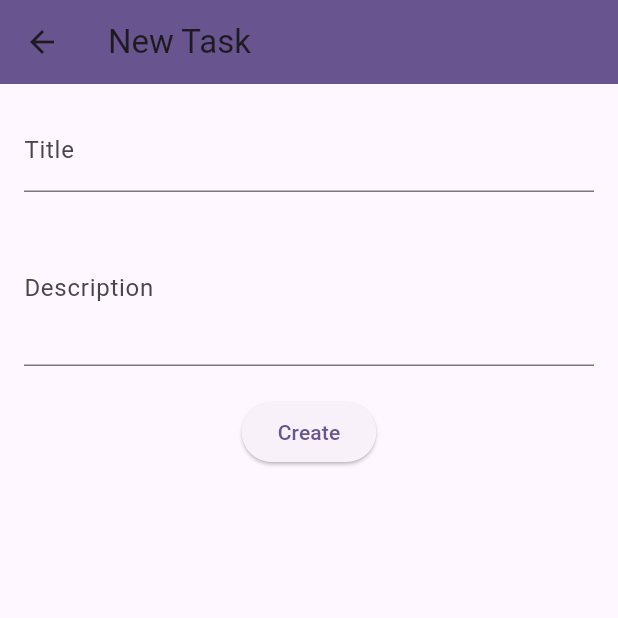
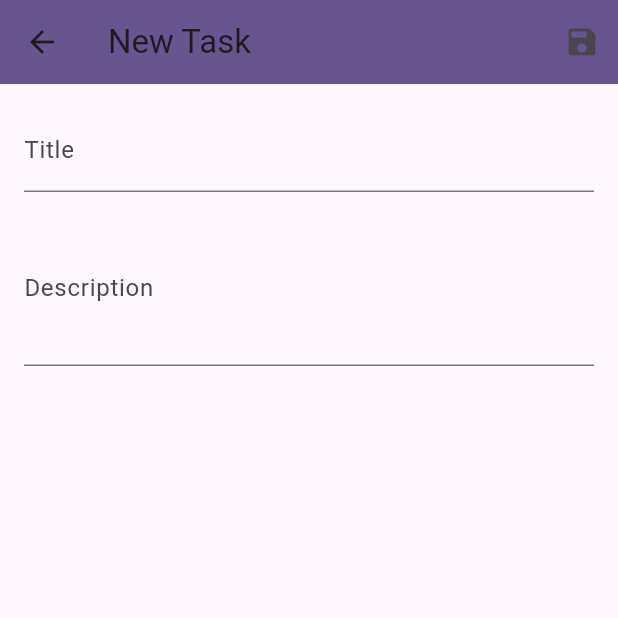
Before and after one commit to PneumaCore/FlutterTask, a Flutter app: the TaskFormScreen screen opened directly, on a phone screen of 412 x 824 dp, the top half of it. Run offline on Flutter 3.47's test engine with Material 3 defaults, Android fonts, the phone set to English and light mode, and no system bars.

Commit message:
Changed buttons for save or edit tasks.

```diff
--- a/lib/screens/home_screen.dart
+++ b/lib/screens/home_screen.dart
@@ -33,7 +33,7 @@ class HomeScreen extends StatelessWidget {
 
                     ScaffoldMessenger.of(context).showSnackBar(
                       SnackBar(
-                        content: Text('Task "${task.title}" deleted'),
+                        content: Text('Task "${task.title}" deleted.'),
                         action: SnackBarAction(
                           label: 'Undo',
                           onPressed: () {
--- a/lib/screens/task_form_screen.dart
+++ b/lib/screens/task_form_screen.dart
@@ -65,6 +65,13 @@ class _TaskFormScreenState extends State<TaskFormScreen> {
       appBar: AppBar(
         title: Text(_isEdit ? 'Edit Task' : 'New Task'),
         backgroundColor: Theme.of(context).colorScheme.primary,
+        actions: [
+          IconButton(
+            icon: const Icon(Icons.save),
+            tooltip: _isEdit ? 'Save' : 'Create',
+            onPressed: _saveTask,
+          ),
+        ],
       ),
       body: Padding(
         padding: const EdgeInsets.all(16.0),
@@ -87,10 +94,6 @@ class _TaskFormScreenState extends State<TaskFormScreen> {
                     value == null || value.isEmpty ? 'Add a description' : null,
               ),
               const SizedBox(height: 20),
-              ElevatedButton(
-                onPressed: _saveTask,
-                child: Text(_isEdit ? 'Save' : 'Create'),
-              ),
             ],
           ),
         ),
```
Also changed, not shown: lib/screens/add_task_screen.dart (+7 -1 lines).
